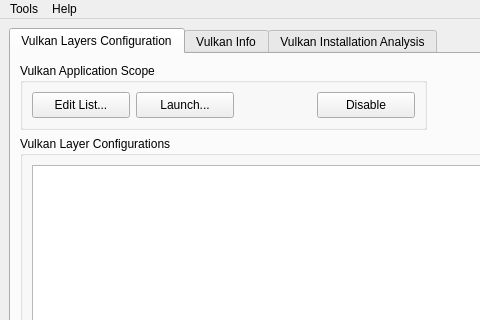
Before: the Qt Designer form vkconfig/mainwindow.ui in LunarG/VulkanTools, drawn with Qt 5; both pictures show x 0 to 480 and y 0 to 320 of the 656 by 700 pixel window.
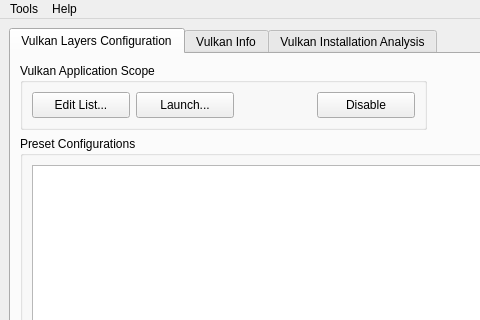
After: the same form once the commit is applied. Icons and pictures are not drawn.

```diff
--- a/vkconfig/mainwindow.ui
+++ b/vkconfig/mainwindow.ui
@@ -129,7 +129,7 @@
            </sizepolicy>
           </property>
           <property name="title">
-           <string>Vulkan Layer Configurations</string>
+           <string>Preset Configurations</string>
           </property>
           <layout class="QGridLayout" name="gridLayout">
            <item row="1" column="1" colspan="2">
```
